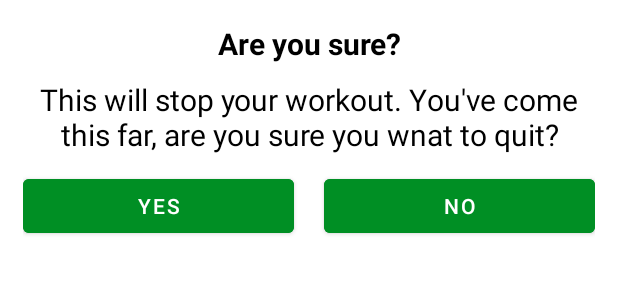
After one commit to JungMin0919/7MinutesWorkout, an Android app: the layout dialog_custom_back_confirmation.xml on its own in the app's theme, with its tools: preview values and no code run, on a phone screen of 412 x 824 dp. The commit adds this screen. Shown: the top 300 px of the screen. Run offline under Robolectric (Android 15) with nearby library versions, the phone set to English and light mode, and no system bars.

Commit message:
운동중 뒤로가기 했을 때 다시 물어보는 다이얼로그 표시

```diff
--- a/app/src/main/java/com/example/a7minutesworkout/ExerciseActivity.kt
+++ b/app/src/main/java/com/example/a7minutesworkout/ExerciseActivity.kt
@@ -1,5 +1,6 @@
 package com.example.a7minutesworkout
 
+import android.app.Dialog
 import android.content.Intent
 import android.media.MediaPlayer
 import android.net.Uri
@@ -13,6 +14,7 @@ import android.widget.LinearLayout
 import android.widget.Toast
 import androidx.recyclerview.widget.LinearLayoutManager
 import com.example.a7minutesworkout.databinding.ActivityExerciseBinding
+import com.example.a7minutesworkout.databinding.DialogCustomBackConfirmationBinding
 import java.util.*
 import kotlin.collections.ArrayList
 
@@ -45,18 +47,42 @@ class ExerciseActivity : AppCompatActivity(), TextToSpeech.OnInitListener {
         if(supportActionBar != null){
             supportActionBar?.setDisplayHomeAsUpEnabled(true)
         }
+        binding?.toolbarExercise?.setNavigationOnClickListener{
+            customDialogForBackButton()
+        }
+
 
         exerciseList = Constants.defaultExerciseList()
 
         // tts 초기화
         tts = TextToSpeech(this, this)
 
-        binding?.toolbarExercise?.setNavigationOnClickListener{
-            onBackPressedDispatcher.onBackPressed()
+        setupRestView()
+        setupExerciseStatusRecyclerView()
+    }
+
+    override fun onBackPressed() {
+        customDialogForBackButton()
+
+        //super.onBackPressed()
+    }
+    // 뒤로가기 다이얼로그
+    private fun customDialogForBackButton(){
+        val customDialog = Dialog(this)
+        val dialogBinding = DialogCustomBackConfirmationBinding.inflate(layoutInflater)
+
+        customDialog.setContentView(dialogBinding.root)
+        customDialog.setCanceledOnTouchOutside(false)
+
+        dialogBinding.btnYes.setOnClickListener {
+            this@ExerciseActivity.finish()
+            customDialog.dismiss()
+        }
+        dialogBinding.btnNo.setOnClickListener {
+            customDialog.dismiss()
         }
 
-        setupRestView()
-        setupExerciseStatusRecyclerView()
+        customDialog.show()
     }
 
     // 운동화면에서 운동번호 알려주기
@@ -165,7 +191,6 @@ class ExerciseActivity : AppCompatActivity(), TextToSpeech.OnInitListener {
 
             override fun onFinish() {
 
-
                 if(currentExercisePosition < exerciseList?.size!! - 1){
                     exerciseList!![currentExercisePosition].isCompleted = true
                     exerciseList!![currentExercisePosition].isSelected = false
--- a/app/src/main/java/com/example/a7minutesworkout/ExerciseStatusAdapter.kt
+++ b/app/src/main/java/com/example/a7minutesworkout/ExerciseStatusAdapter.kt
@@ -23,7 +23,6 @@ class ExerciseStatusAdapter(val items: ArrayList<ExerciseModel>): RecyclerView.A
                     tvItem.setTextColor(Color.parseColor("#212121"))
                 }
                 model.isCompleted ->{
-                    Log.e("test", "tt")
                     tvItem.background =
                         ContextCompat.getDrawable(itemView.context, R.drawable.item_circular_color_accent_background)
                     tvItem.setTextColor(Color.parseColor("#ffffff"))
--- /dev/null
+++ b/app/src/main/res/layout/dialog_custom_back_confirmation.xml
@@ -0,0 +1,51 @@
+<?xml version="1.0" encoding="utf-8"?>
+<LinearLayout xmlns:android="http://schemas.android.com/apk/res/android"
+    xmlns:app="http://schemas.android.com/apk/res-auto"
+    android:layout_width="match_parent"
+    android:layout_height="wrap_content"
+    android:padding="15dp"
+    android:orientation="vertical">
+
+    <TextView
+        android:layout_width="match_parent"
+        android:layout_height="wrap_content"
+        android:gravity="center"
+        android:text="Are you sure?"
+        android:textColor="@color/black"
+        android:textSize="20sp"
+        android:textStyle="bold" />
+
+    <TextView
+        android:layout_width="wrap_content"
+        android:layout_height="wrap_content"
+        android:gravity="center"
+        android:layout_margin="10dp"
+        android:text="This will stop your workout. You\'ve come this far, are you sure you wnat to quit?"
+        android:textColor="@color/black"
+        android:textSize="20sp" />
+
+    <LinearLayout
+        android:layout_width="match_parent"
+        android:layout_height="match_parent"
+        android:orientation="horizontal">
+
+        <Button
+            android:id="@+id/btnYes"
+            android:layout_width="wrap_content"
+            android:layout_height="wrap_content"
+            android:layout_weight="1"
+            android:layout_marginEnd="10dp"
+            android:backgroundTint="@color/colorAccent"
+            android:text="YES" />
+
+        <Button
+            android:id="@+id/btnNo"
+            android:layout_width="wrap_content"
+            android:layout_height="wrap_content"
+            android:layout_marginStart="10dp"
+            android:layout_weight="1"
+            android:backgroundTint="@color/colorAccent"
+            android:text="NO" />
+    </LinearLayout>
+
+</LinearLayout>
```
